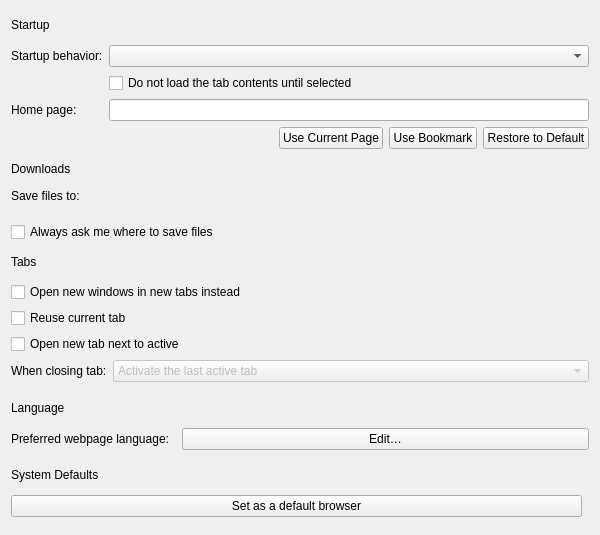
Before: the Qt Designer form src/modules/windows/preferences/GeneralPreferencesPage.ui in OtterBrowser/otter-browser, drawn with Qt 5.
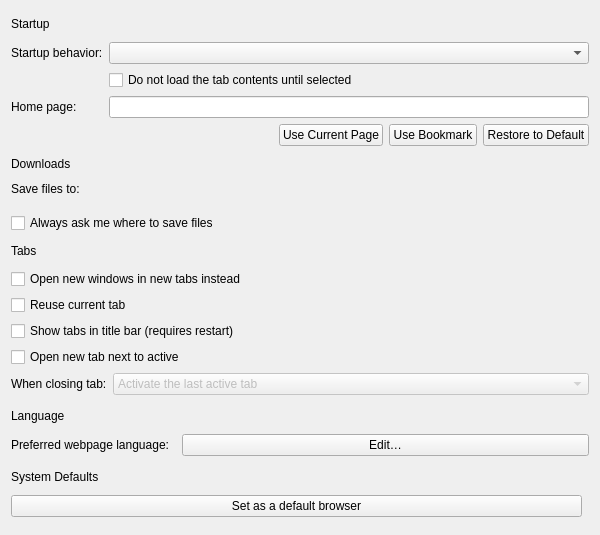
After: the same form once the commit is applied. Custom widgets are drawn as their Qt base class.

```diff
--- a/src/modules/windows/preferences/GeneralPreferencesPage.ui
+++ b/src/modules/windows/preferences/GeneralPreferencesPage.ui
@@ -145,6 +145,13 @@
      </property>
     </widget>
    </item>
+   <item>
+    <widget class="QCheckBox" name="tabsInTitleBarCheckBox">
+     <property name="text">
+      <string>Show tabs in title bar (requires restart)</string>
+     </property>
+    </widget>
+   </item>
    <item>
     <widget class="QCheckBox" name="openNextToActiveheckBox">
      <property name="text">
```
